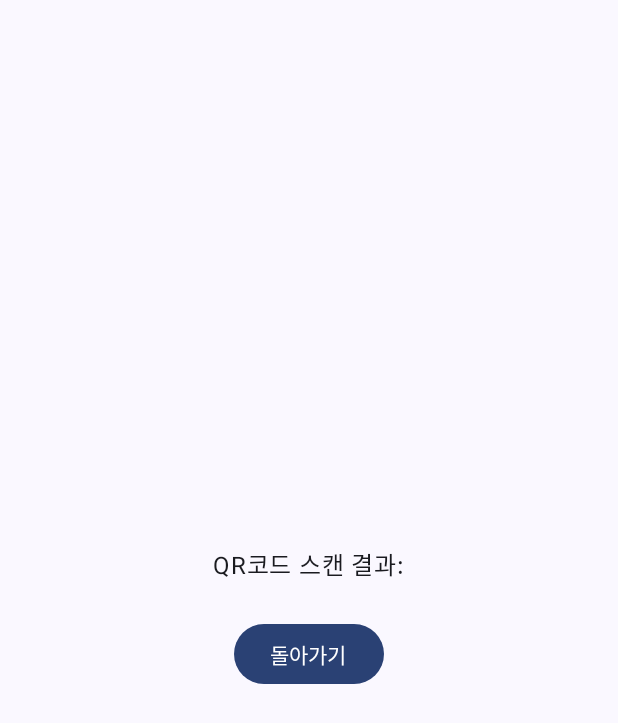
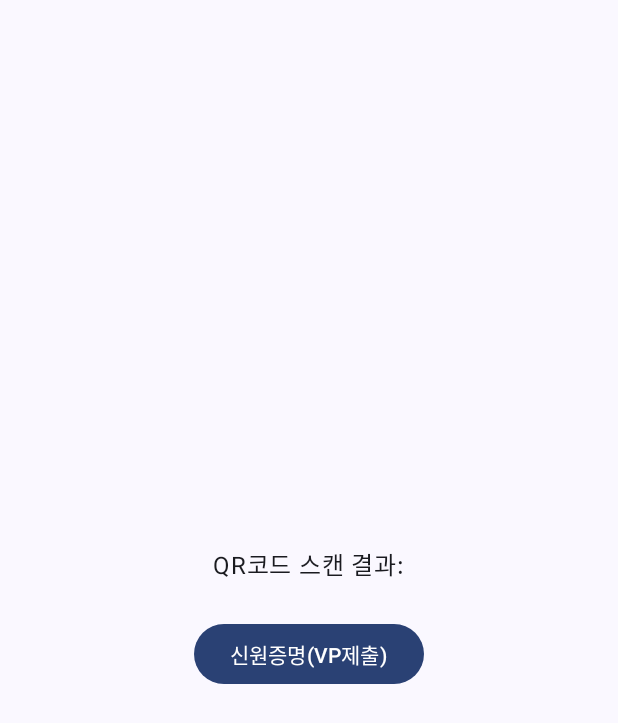
Before and after one commit to sprisao/Sejong-DID-Holder, an Android app built with Jetpack Compose: the composable QRResultScreen called with empty values, on a phone screen of 412 x 824 dp. Shown: the top 723 px of the screen. Run offline under Robolectric (Android 15) with nearby library versions, the phone set to English and light mode, and no system bars; our stand-ins replace Timber; libraries missing offline, so code that uses them is left out: androidx.camera.core, androidx.camera.lifecycle, androidx.camera.view; 6 statements that could not run were skipped.

Commit message:
QRResultScreen에 버튼 변경 (뒤로가기 -> VP제출)

```diff
--- a/app/src/main/java/com/example/did_holder_app/ui/QRScreen.kt
+++ b/app/src/main/java/com/example/did_holder_app/ui/QRScreen.kt
@@ -95,6 +95,7 @@ fun ScanQRCode(navController: NavController) {
                 }
                 val cameraProvider: ProcessCameraProvider = cameraProviderFuture.get()
 
+
                 val barcodeAnalyser = BarCodeAnalyser { barcodes ->
                     barcodes.forEach { barcode ->
                         barcode.rawValue?.let { barcodeValue ->
@@ -132,14 +133,16 @@ fun QRResultScreen(
     navController: NavController, qrResult: String
 ) {
     Column(
-        /*align items center of screen*/
         modifier = Modifier.fillMaxSize(),
         verticalArrangement = Arrangement.Center,
         horizontalAlignment = Alignment.CenterHorizontally
     ) {
         Text("QR코드 스캔 결과:\n$qrResult", modifier = Modifier.align(Alignment.CenterHorizontally))
-        Button(onClick = {navController.popBackStack()}) {
-            Text("돌아가기")
+        Button(onClick={/*todo*/}) {
+            Text("신원증명(VP제출)")
         }
     }
+//    Button(onClick = {navController.popBackStack()}) {
+//        Text("돌아가기")
+//    }
 }
```
